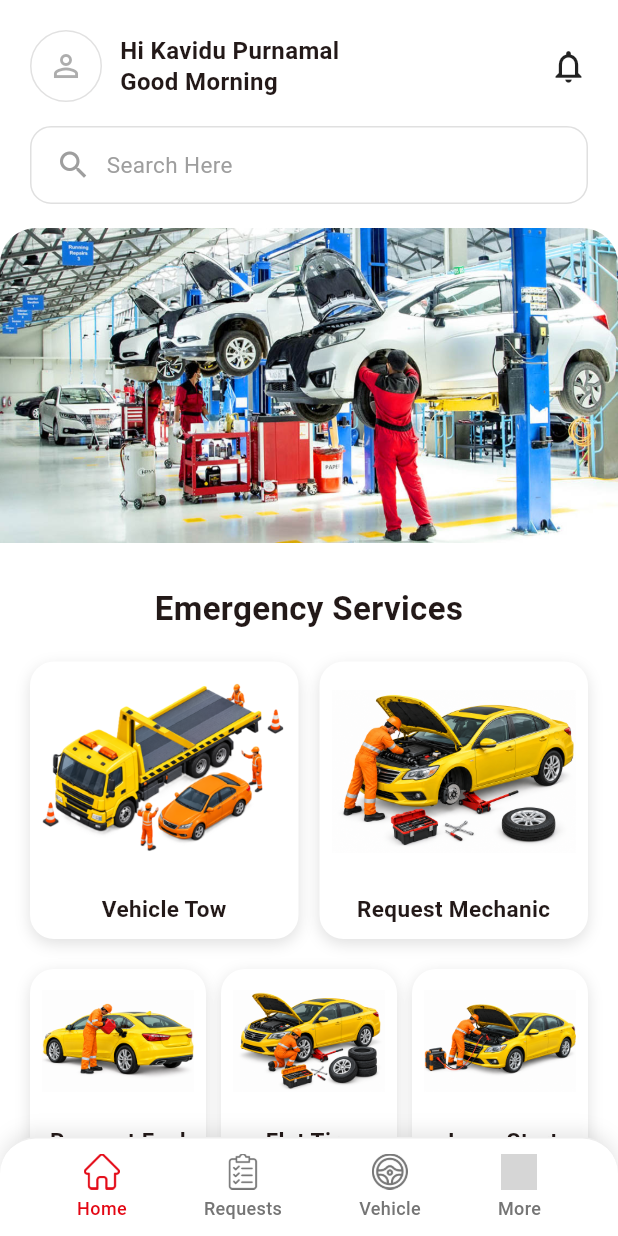
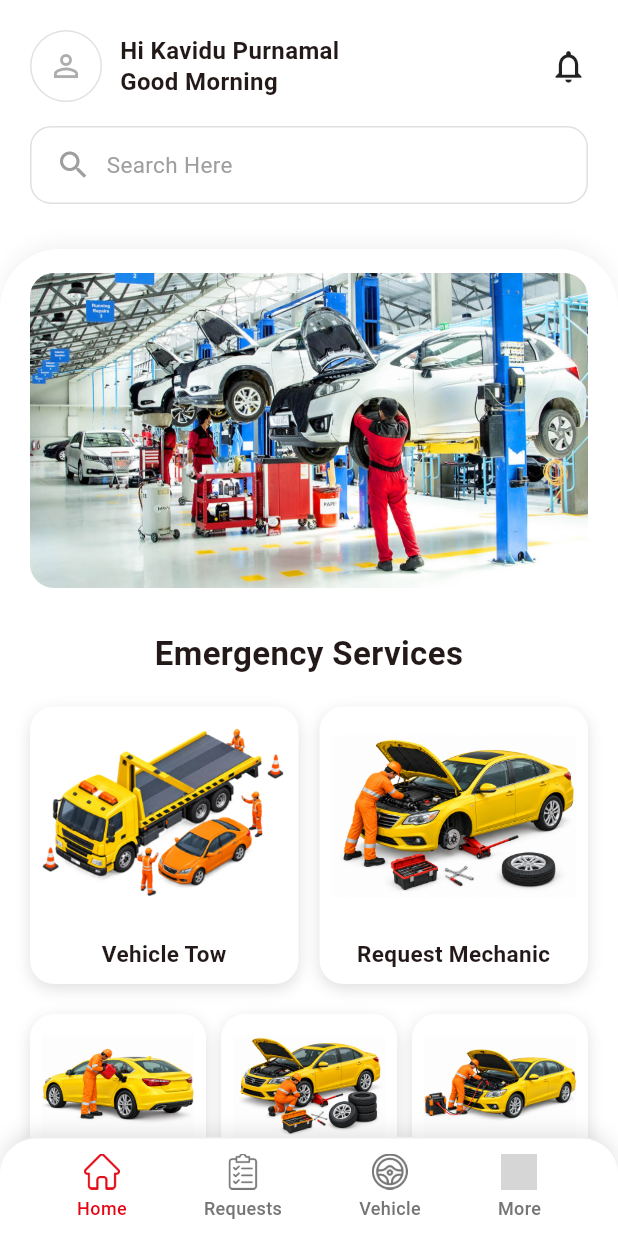
Before and after one commit to ChathuraAbeysinghe/RoadsideAssitance, a Flutter app: the screen it shows after launch, on a phone screen of 412 x 824 dp. Run offline on Flutter 3.47's test engine with Material 3 defaults, Android fonts, the phone set to English and light mode, and no system bars; our stand-ins replace cloud_firestore, firebase_auth, firebase_core, intl_phone_field, pin_code_fields; accounts and stored records are empty; grey boxes are pictures that could not be loaded.

Commit message:
changed layout

```diff
--- a/lib/features/home/home_page.dart
+++ b/lib/features/home/home_page.dart
@@ -130,19 +130,23 @@ class _HomePageState extends State<HomePage> {
                 ),
               ),
             ),
-            const SizedBox(height: 16),
+            const SizedBox(height: 30),
             Expanded(
-              // ClipRRect (not just Container.clipBehavior) is what makes the
-              // rounding visible on scroll: it clips based on this widget's
-              // fixed bounds regardless of what's scrolling underneath, so
-              // anything inside that touches these edges gets its corners
-              // cut off in this shape as it scrolls past.
-              child: ClipRRect(
+              child: Container(
+                clipBehavior: Clip.antiAlias,
+                decoration: BoxDecoration(
+                  color: Colors.white,
                   borderRadius: const BorderRadius.vertical(
-                  top: Radius.circular(24),
+                    top: Radius.circular(40),
                   ),
-                child: Container(
-                  color: Colors.white,
+                  boxShadow: [
+                    BoxShadow(
+                      color: Colors.black.withValues(alpha: 0.05),
+                      blurRadius: 10,
+                      offset: const Offset(0, -3),
+                    ),
+                  ],
+                ),
                 child: Stack(
                   children: [
                     SingleChildScrollView(
@@ -151,11 +155,11 @@ class _HomePageState extends State<HomePage> {
                         crossAxisAlignment: CrossAxisAlignment.start,
                         children: [
                           // Auto-rotating hero carousel (changes image every 5 seconds).
-                            // Deliberately full-bleed (no side padding, no own
-                            // ClipRRect) — it has to touch the sheet's top/left/
-                            // right edges for the outer ClipRRect above to
-                            // actually round its corners as it scrolls.
-                            SizedBox(
+                          Padding(
+                            padding: const EdgeInsets.fromLTRB(20, 16, 20, 0),
+                            child: ClipRRect(
+                              borderRadius: BorderRadius.circular(16),
+                              child: SizedBox(
                                 height: 210,
                                 width: double.infinity,
                                 child: PageView.builder(
@@ -177,13 +181,13 @@ class _HomePageState extends State<HomePage> {
                                   },
                                 ),
                               ),
+                            ),
+                          ),
                           const SizedBox(height: 28),
 
                           // Emergency Services section
                           Padding(
-                              padding: const EdgeInsets.symmetric(
-                                horizontal: 20,
-                              ),
+                            padding: const EdgeInsets.symmetric(horizontal: 20),
                             child: Column(
                               crossAxisAlignment: CrossAxisAlignment.center,
                               children: [
@@ -211,8 +215,7 @@ class _HomePageState extends State<HomePage> {
                                     Expanded(
                                       child: _ServiceItem(
                                         label: 'Request Mechanic',
-                                          imagePath:
-                                              'assets/images/mechanic.png',
+                                        imagePath: 'assets/images/mechanic.png',
                                         height: 130,
                                       ),
                                     ),
@@ -235,8 +238,7 @@ class _HomePageState extends State<HomePage> {
                                     Expanded(
                                       child: _ServiceItem(
                                         label: 'Flat Tire',
-                                          imagePath:
-                                              'assets/images/flattire.png',
+                                        imagePath: 'assets/images/flattire.png',
                                         height: 80,
                                       ),
                                     ),
@@ -265,7 +267,6 @@ class _HomePageState extends State<HomePage> {
                       child: SafeArea(top: false, child: _BottomNavBar()),
                     ),
                   ],
-                  ),
                 ),
               ),
             ),
```
Lines whose indentation alone changed are shown as unchanged.
